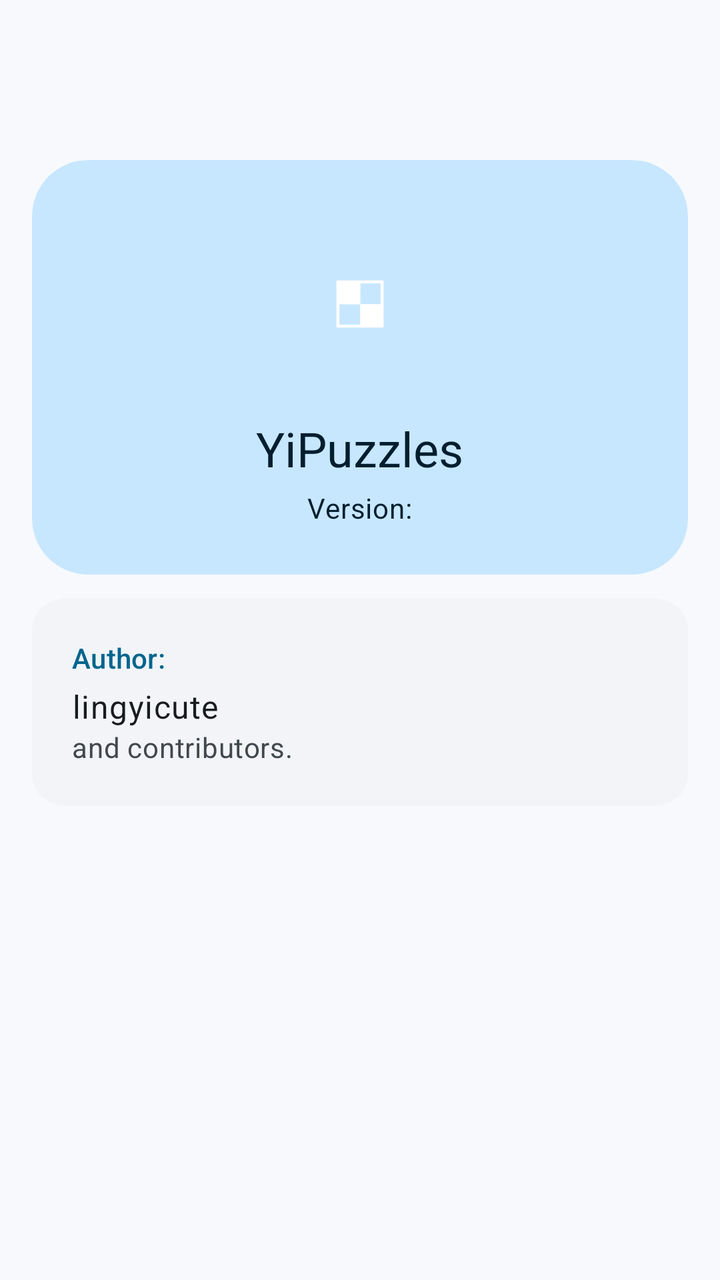
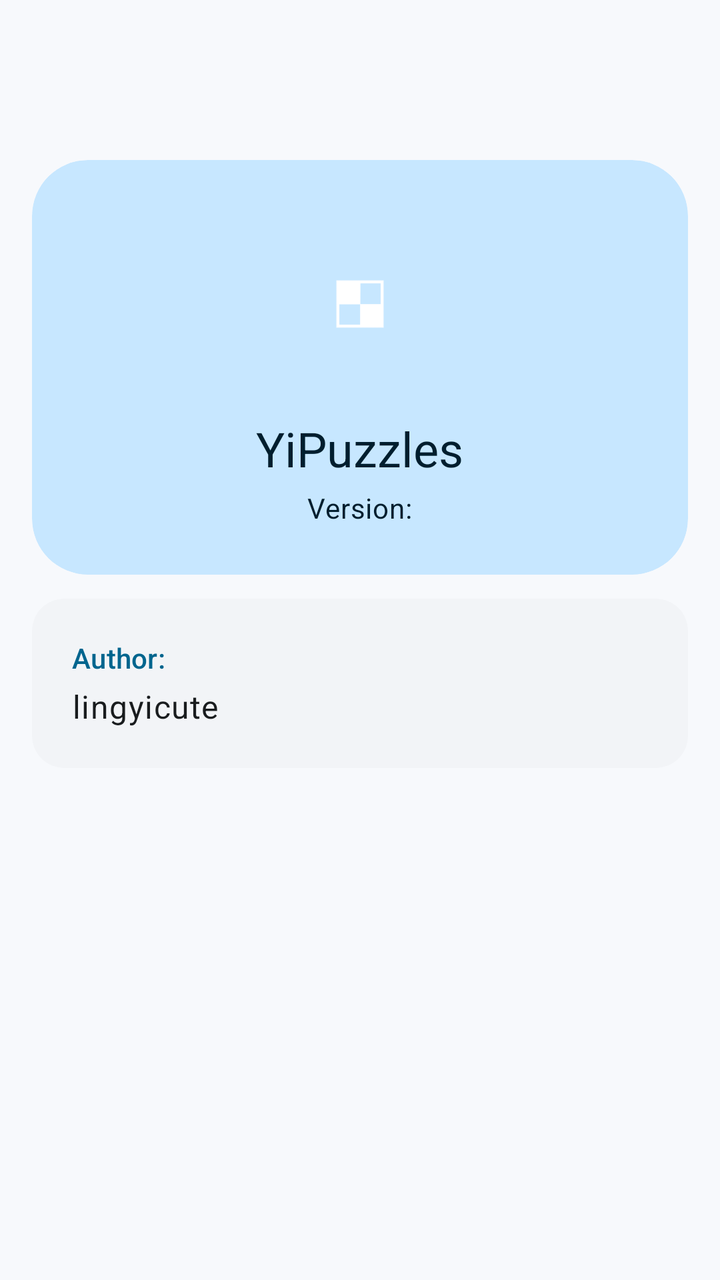

An Android layout rendered at two revisions. The XML below is the earlier revision; the diff shows what the commit changed to produce the second picture.
<!-- AndroidManifest.xml: application theme Theme.YiPuzzles -->
<!-- res/layout/activity_about.xml -->
<?xml version="1.0" encoding="utf-8"?>
<androidx.coordinatorlayout.widget.CoordinatorLayout xmlns:android="http://schemas.android.com/apk/res/android"
    xmlns:app="http://schemas.android.com/apk/res-auto"
    xmlns:tools="http://schemas.android.com/tools"
    android:layout_width="match_parent"
    android:layout_height="match_parent"
    android:fitsSystemWindows="true"
        app:statusBarBackground="@null"
    tools:context=".activities.AboutActivity">

    <include layout="@layout/toolbar" />

    <androidx.core.widget.NestedScrollView
        android:id="@+id/main_content"
        android:layout_width="match_parent"
        android:layout_height="match_parent"
        android:clipToPadding="false"
        app:layout_behavior="@string/appbar_scrolling_view_behavior">

        <LinearLayout
            android:layout_width="match_parent"
            android:layout_height="wrap_content"
            android:gravity="center_horizontal"
            android:orientation="vertical"
            android:padding="16dp">

            
            <com.google.android.material.card.MaterialCardView
                style="?attr/materialCardViewFilledStyle"
                android:layout_width="match_parent"
                android:layout_height="wrap_content"
                app:cardBackgroundColor="?attr/colorPrimaryContainer"
                app:contentPadding="24dp"
                app:shapeAppearance="@style/ShapeAppearance.Material3.Corner.ExtraLarge">

                <LinearLayout
                    android:layout_width="match_parent"
                    android:layout_height="wrap_content"
                    android:gravity="center_horizontal"
                    android:orientation="vertical">

                    <ImageView
                        android:layout_width="96dp"
                        android:layout_height="96dp"
                        android:contentDescription="@string/app_name"
                        android:src="@mipmap/ic_launcher_foreground" />

                    <TextView
                        android:layout_width="wrap_content"
                        android:layout_height="wrap_content"
                        android:layout_marginTop="8dp"
                        android:text="@string/app_name_long"
                        android:textAppearance="?attr/textAppearanceHeadlineSmall"
                        android:textColor="?attr/colorOnPrimaryContainer" />

                    <LinearLayout
                        android:layout_width="wrap_content"
                        android:layout_height="wrap_content"
                        android:layout_marginTop="4dp"
                        android:orientation="horizontal">

                        <TextView
                            android:layout_width="wrap_content"
                            android:layout_height="wrap_content"
                            android:text="@string/version"
                            android:textAppearance="?attr/textAppearanceBodyMedium"
                            android:textColor="?attr/colorOnPrimaryContainer" />

                        <TextView
                            android:id="@+id/textFieldVersionName"
                            android:layout_width="wrap_content"
                            android:layout_height="wrap_content"
                            android:textAppearance="?attr/textAppearanceBodyMedium"
                            android:textColor="?attr/colorOnPrimaryContainer" />
                    </LinearLayout>

                </LinearLayout>
            </com.google.android.material.card.MaterialCardView>

            
            <com.google.android.material.card.MaterialCardView
                style="?attr/materialCardViewFilledStyle"
                android:layout_width="match_parent"
                android:layout_height="wrap_content"
                android:layout_marginTop="12dp"
                app:cardBackgroundColor="?attr/colorSurfaceContainerLow"
                app:contentPadding="20dp"
                app:shapeAppearance="@style/ShapeAppearance.Material3.Corner.Large">

                <LinearLayout
                    android:layout_width="match_parent"
                    android:layout_height="wrap_content"
                    android:orientation="vertical">

                    <TextView
                        android:layout_width="wrap_content"
                        android:layout_height="wrap_content"
                        android:text="@string/about_author"
                        android:textAppearance="?attr/textAppearanceTitleSmall"
                        android:textColor="?attr/colorPrimary" />

                    <TextView
                        android:layout_width="wrap_content"
                        android:layout_height="wrap_content"
                        android:layout_marginTop="4dp"
                        android:text="@string/about_author_names"
                        android:textAppearance="?attr/textAppearanceBodyLarge"
                        android:textColor="?attr/colorOnSurface" />

                    <TextView
                        android:layout_width="wrap_content"
                        android:layout_height="wrap_content"
                        android:text="@string/about_author_contributors"
                        android:textAppearance="?attr/textAppearanceBodyMedium"
                        android:textColor="?attr/colorOnSurfaceVariant" />

                </LinearLayout>
            </com.google.android.material.card.MaterialCardView>

        </LinearLayout>
    </androidx.core.widget.NestedScrollView>

</androidx.coordinatorlayout.widget.CoordinatorLayout>
<!-- res/layout/toolbar.xml (included above) -->
<?xml version="1.0" encoding="utf-8"?>
<com.google.android.material.appbar.AppBarLayout xmlns:android="http://schemas.android.com/apk/res/android"
    xmlns:app="http://schemas.android.com/apk/res-auto"
    android:id="@+id/app_bar"
    android:layout_width="match_parent"
    android:layout_height="wrap_content"
    android:fitsSystemWindows="true"
    app:liftOnScroll="true">

    <com.google.android.material.appbar.MaterialToolbar
        android:id="@+id/toolbar"
        android:layout_width="match_parent"
        android:layout_height="?attr/actionBarSize" />

</com.google.android.material.appbar.AppBarLayout>
<!-- resources referenced by this layout -->
<resources>
  <string name="about_author">Author:</string>
  <string name="about_author_contributors">and contributors.</string>
  <string name="about_author_names">lingyicute</string>
  <string name="app_name">2048</string>
  <string name="app_name_long">YiPuzzles</string>
  <string name="version">Version: </string>
  <style name="Theme.YiPuzzles" parent="Base.Theme.YiPuzzles" />
  <color name="md_theme_light_primary">#00658E</color>
  <color name="md_theme_light_onPrimary">#FFFFFF</color>
  <color name="md_theme_light_primaryContainer">#C7E7FF</color>
  <color name="md_theme_light_onPrimaryContainer">#001E2E</color>
  <color name="md_theme_light_secondary">#4F616E</color>
  <color name="md_theme_light_onSecondary">#FFFFFF</color>
  <color name="md_theme_light_secondaryContainer">#D2E5F5</color>
  <color name="md_theme_light_onSecondaryContainer">#0B1D29</color>
  <color name="md_theme_light_tertiary">#63597C</color>
  <color name="md_theme_light_onTertiary">#FFFFFF</color>
  <color name="md_theme_light_tertiaryContainer">#E9DDFF</color>
  <color name="md_theme_light_onTertiaryContainer">#1F1635</color>
  <color name="md_theme_light_error">#BA1A1A</color>
  <color name="md_theme_light_onError">#FFFFFF</color>
  <color name="md_theme_light_errorContainer">#FFDAD6</color>
  <color name="md_theme_light_onErrorContainer">#410002</color>
  <color name="md_theme_light_background">#F7F9FC</color>
  <color name="md_theme_light_onBackground">#191C1E</color>
  <color name="md_theme_light_surface">#F7F9FC</color>
  <color name="md_theme_light_onSurface">#191C1E</color>
  <color name="md_theme_light_surfaceVariant">#DDE3EA</color>
  <color name="md_theme_light_onSurfaceVariant">#41484D</color>
  <color name="md_theme_light_outline">#71787E</color>
  <color name="md_theme_light_outlineVariant">#C1C7CE</color>
  <color name="md_theme_light_inverseSurface">#2E3133</color>
  <color name="md_theme_light_inverseOnSurface">#EFF1F3</color>
  <color name="md_theme_light_inversePrimary">#85CFFF</color>
  <color name="md_theme_light_surfaceDim">#D8DADD</color>
  <color name="md_theme_light_surfaceBright">#F7F9FC</color>
  <color name="md_theme_light_surfaceContainerLowest">#FFFFFF</color>
  <color name="md_theme_light_surfaceContainerLow">#F2F4F7</color>
  <color name="md_theme_light_surfaceContainer">#ECEEF1</color>
  <color name="md_theme_light_surfaceContainerHigh">#E6E8EB</color>
  <color name="md_theme_light_surfaceContainerHighest">#E0E3E5</color>
  <style name="Widget.YiPuzzles.Toolbar" parent="Widget.Material3.Toolbar.OnSurface">
          <item name="titleCentered">false</item>
      </style>
  <style name="ThemeOverlay.YiPuzzles.MaterialAlertDialog" parent="ThemeOverlay.Material3.MaterialAlertDialog">
          <item name="shapeAppearanceOverlay">@style/ShapeAppearance.Material3.Corner.ExtraLarge</item>
      </style>
  <!-- unchanged entries left out for length: 2 -->
</resources>

<!-- the commit's change to res/layout/activity_about.xml (unified diff, before → after) -->
@@ -107,13 +107,6 @@
                         android:textAppearance="?attr/textAppearanceBodyLarge"
                         android:textColor="?attr/colorOnSurface" />
 
-                    <TextView
-                        android:layout_width="wrap_content"
-                        android:layout_height="wrap_content"
-                        android:text="@string/about_author_contributors"
-                        android:textAppearance="?attr/textAppearanceBodyMedium"
-                        android:textColor="?attr/colorOnSurfaceVariant" />
-
                 </LinearLayout>
             </com.google.android.material.card.MaterialCardView>
 
<!-- resource entries referenced after the edit -->
@@ -1,7 +1,6 @@
 <!-- resources referenced by this layout -->
 <resources>
   <string name="about_author">Author:</string>
-  <string name="about_author_contributors">and contributors.</string>
   <string name="about_author_names">lingyicute</string>
   <string name="app_name">2048</string>
   <string name="app_name_long">YiPuzzles</string>
